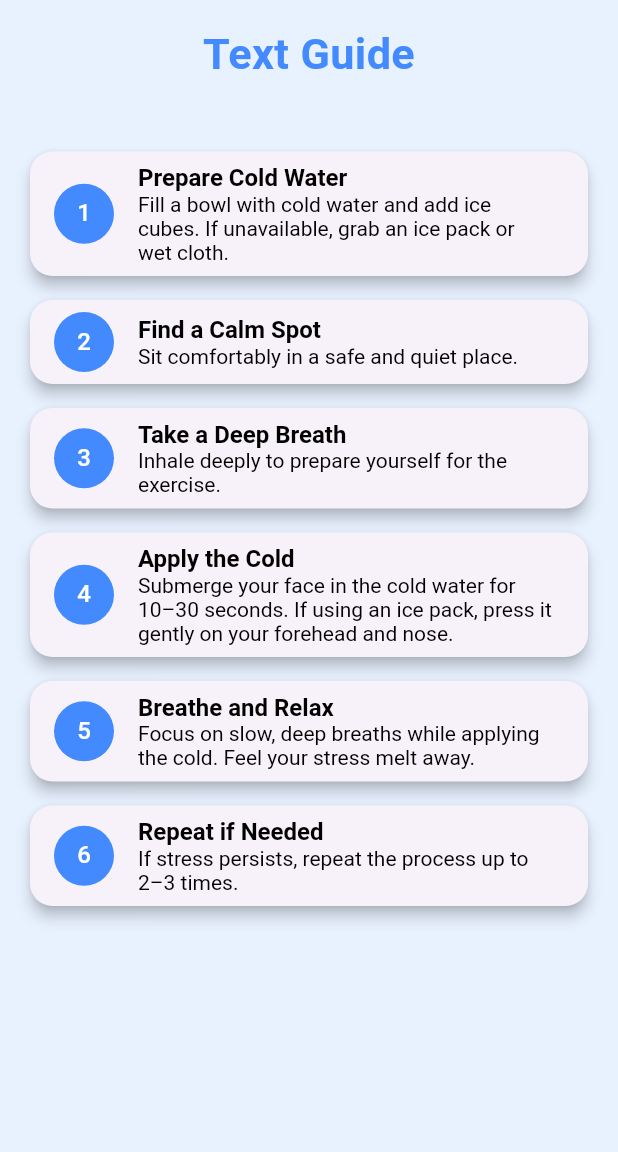
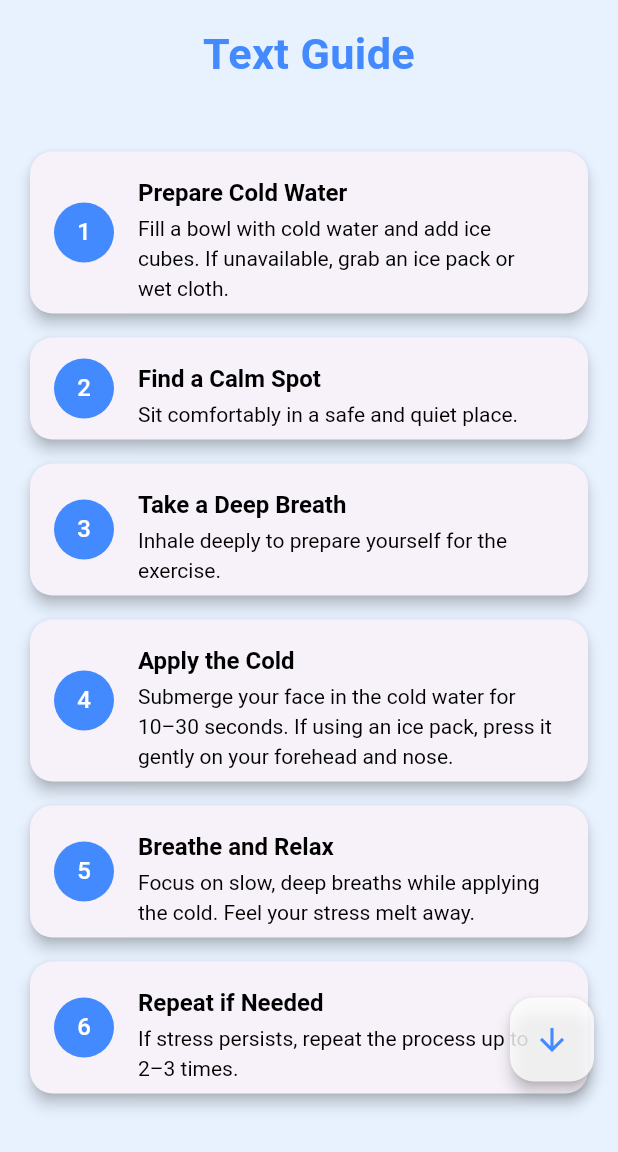
Before and after one commit to riyajidevindu/BeMA_App_V2, a Flutter app: the TextGuideScreen screen opened directly, on a phone screen of 412 x 824 dp, the part 84-1236 px from its top. Run offline on Flutter 3.47's test engine with Material 3 defaults, Android fonts, the phone set to English and light mode, and no system bars; our stand-ins replace awesome_snackbar_content, cloud_firestore, connectivity_plus, custom_navigation_bar, firebase_auth, firebase_core and 4 more; missing offline and left inert: model_viewer_plus, record; accounts and stored records are empty; statements that could not run were skipped.

Commit message:
Refactor TextGuideScreen to use StatefulWidget; add scroll functionality and down arrow button

```diff
--- a/bema_application/lib/features/dive_reflex/screens/text_guide_screen.dart
+++ b/bema_application/lib/features/dive_reflex/screens/text_guide_screen.dart
@@ -2,8 +2,57 @@ import 'package:bema_application/common/config/colors.dart';
 import 'package:bema_application/common/widgets/app_bar.dart';
 import 'package:flutter/material.dart';
 
-class TextGuideScreen extends StatelessWidget {
+class TextGuideScreen extends StatefulWidget {
   const TextGuideScreen({Key? key}) : super(key: key);
+
+  @override
+  _TextGuideScreenState createState() => _TextGuideScreenState();
+}
+
+class _TextGuideScreenState extends State<TextGuideScreen> {
+  final ScrollController _scrollController = ScrollController();
+  bool _showDownArrow = true;
+
+  @override
+  void initState() {
+    super.initState();
+    _scrollController.addListener(_scrollListener);
+  }
+
+  void _scrollListener() {
+    if (_scrollController.position.atEdge) {
+      if (_scrollController.position.pixels == 0) {
+        // At the top
+        setState(() {
+          _showDownArrow = true;
+        });
+      } else {
+        // At the bottom
+        setState(() {
+          _showDownArrow = false;
+        });
+      }
+    } else {
+      setState(() {
+        _showDownArrow = true;
+      });
+    }
+  }
+
+  void _scrollToBottom() {
+    _scrollController.animateTo(
+      _scrollController.position.maxScrollExtent,
+      duration: const Duration(seconds: 1),
+      curve: Curves.easeInOut,
+    );
+  }
+
+  @override
+  void dispose() {
+    _scrollController.removeListener(_scrollListener);
+    _scrollController.dispose();
+    super.dispose();
+  }
 
   @override
   Widget build(BuildContext context) {
@@ -40,9 +89,12 @@ class TextGuideScreen extends StatelessWidget {
       appBar: AppBar(
         backgroundColor: backgroundColor,
         title: const CustomAppBar(showBackButton: true),
-        automaticallyImplyLeading: false
+        automaticallyImplyLeading: false,
       ),
-      body: SingleChildScrollView(
+      body: Stack(
+        children: [
+          SingleChildScrollView(
+            controller: _scrollController,
             child: Column(
               crossAxisAlignment: CrossAxisAlignment.center,
               children: [
@@ -85,11 +137,12 @@ class TextGuideScreen extends StatelessWidget {
                             text: TextSpan(
                               children: [
                                 TextSpan(
-                              text: "${step['heading']}\n",
+                                  text: "${step['heading']}\n", // Added extra newline for more space
                                   style: const TextStyle(
                                     fontSize: 16,
                                     fontWeight: FontWeight.bold,
                                     color: Colors.black,
+                                    height: 2.0,
                                   ),
                                 ),
                                 TextSpan(
@@ -98,6 +151,7 @@ class TextGuideScreen extends StatelessWidget {
                                     fontSize: 14,
                                     fontWeight: FontWeight.normal,
                                     color: Colors.black,
+                                    height: 1.4,
                                   ),
                                 ),
                               ],
@@ -111,6 +165,22 @@ class TextGuideScreen extends StatelessWidget {
               ],
             ),
           ),
+          if (_showDownArrow)
+            Positioned(
+              bottom: 16,
+              right: 16,
+              child: FloatingActionButton(
+                onPressed: _scrollToBottom,
+                backgroundColor: Colors.white.withOpacity(0.8),
+                elevation: 4,
+                child: const Icon(
+                  Icons.arrow_downward,
+                  color: Colors.blueAccent,
+                ),
+              ),
+            ),
+        ],
+      ),
     );
   }
 }
```
Lines whose indentation alone changed are shown as unchanged.
